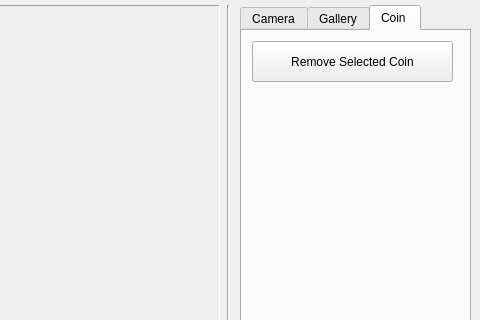
Before: the Qt Designer form core/designer/pyqt6_designer/d_ImageCollector.ui in LazyPhilosopher/CNN-Coin-Recognizer, drawn with Qt 5; both pictures show x 390 to 870 and y 0 to 320 of the 870 by 630 pixel window.
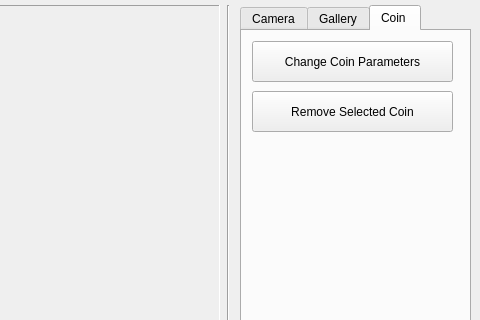
After: the same form once the commit is applied. The open tabs and pages were chosen to show the change.

Commit message: Add coin attributes editor. Add coin deletion confirmation dialog. Make coin catalog case-insensitive.

What changed in the file:
```diff
--- a/core/designer/pyqt6_designer/d_ImageCollector.ui
+++ b/core/designer/pyqt6_designer/d_ImageCollector.ui
@@ -804,7 +804,7 @@
       <property name="geometry">
        <rect>
         <x>10</x>
-        <y>10</y>
+        <y>60</y>
         <width>201</width>
         <height>41</height>
        </rect>
@@ -813,6 +813,19 @@
        <string>Remove Selected Coin</string>
       </property>
      </widget>
+     <widget class="QPushButton" name="change_coin_params_button">
+      <property name="geometry">
+       <rect>
+        <x>10</x>
+        <y>10</y>
+        <width>201</width>
+        <height>41</height>
+       </rect>
+      </property>
+      <property name="text">
+       <string>Change Coin Parameters</string>
+      </property>
+     </widget>
     </widget>
    </widget>
    <widget class="QComboBox" name="coin_catalog_year_dropbox">
```
The commit also changes 10 other files.
